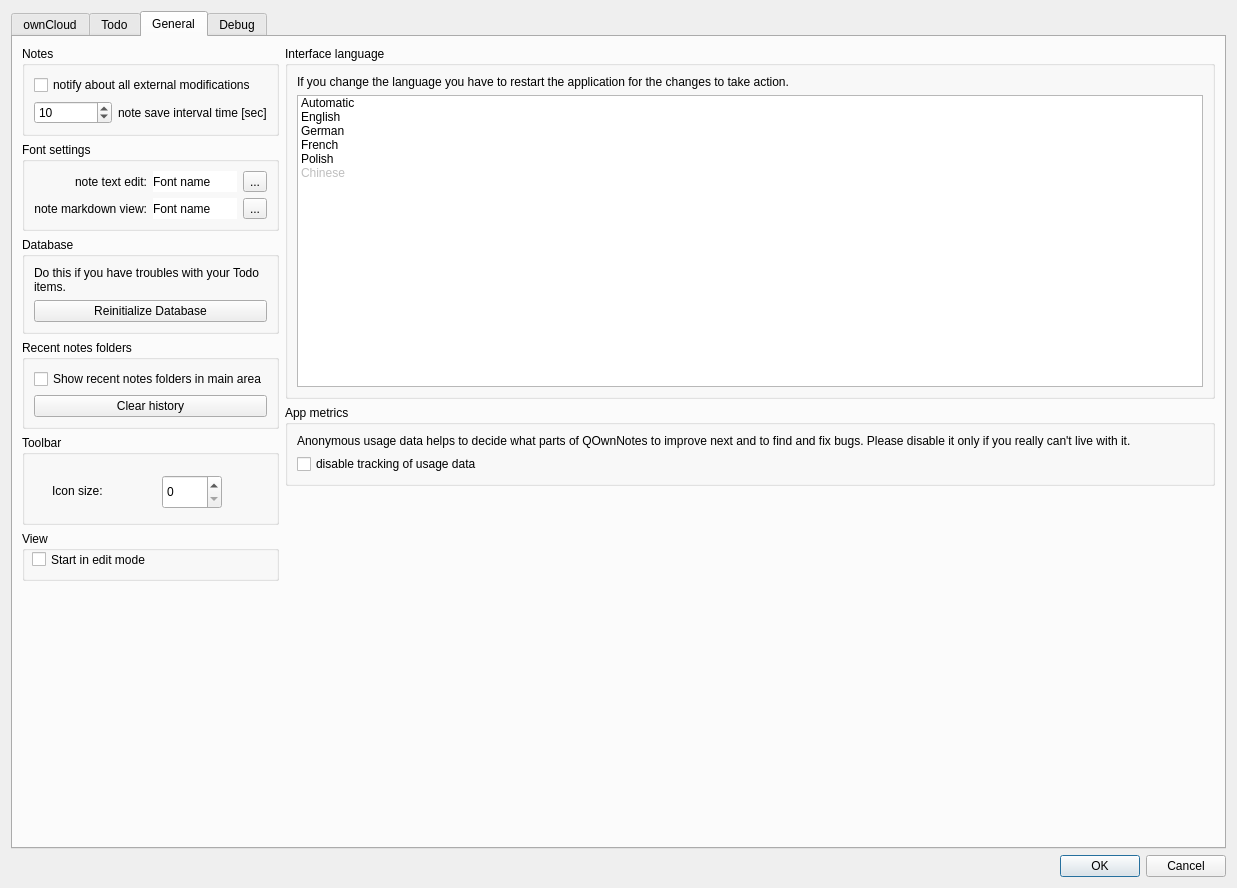
First picture: the form in src/dialogs/settingsdialog.ui, repository pbek/QOwnNotes, before the edit.
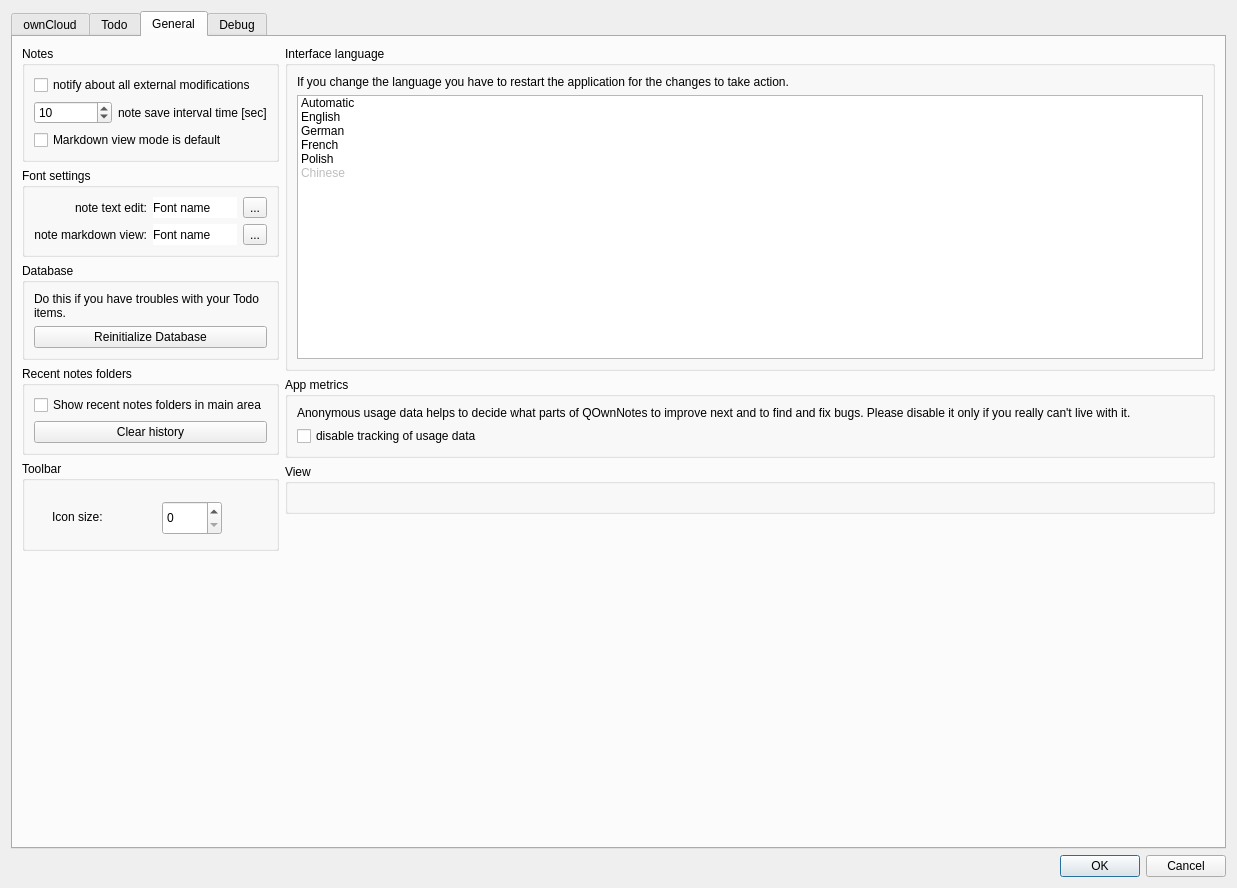
Second picture: the form after the edit. Icons and pictures are not drawn. Custom widgets are drawn as their Qt base class.

Commit message: did some rework on the markdown view mode pull request

Patch:
```diff
--- a/src/dialogs/settingsdialog.ui
+++ b/src/dialogs/settingsdialog.ui
@@ -631,7 +631,7 @@
         </attribute>
         <layout class="QHBoxLayout" name="horizontalLayout">
          <item>
-          <layout class="QVBoxLayout" name="verticalLayout_4" stretch="0,0,0,0,0,0,0">
+          <layout class="QVBoxLayout" name="verticalLayout_4" stretch="0,0,0,0,0,0">
            <property name="leftMargin">
             <number>0</number>
            </property>
@@ -690,6 +690,13 @@
                 </property>
                </widget>
               </item>
+              <item row="2" column="0" colspan="2">
+               <widget class="QCheckBox" name="markdownDefaultViewModeCheckBox">
+                <property name="text">
+                 <string>Markdown view mode is default</string>
+                </property>
+               </widget>
+              </item>
              </layout>
             </widget>
            </item>
@@ -872,32 +879,6 @@
              </widget>
             </widget>
            </item>
-           <item>
-            <widget class="QGroupBox" name="groupBox_8">
-             <property name="minimumSize">
-              <size>
-               <width>0</width>
-               <height>50</height>
-              </size>
-             </property>
-             <property name="title">
-              <string>View</string>
-             </property>
-             <widget class="QCheckBox" name="defaultViewModeCheckBox">
-              <property name="geometry">
-               <rect>
-                <x>10</x>
-                <y>20</y>
-                <width>210</width>
-                <height>17</height>
-               </rect>
-              </property>
-              <property name="text">
-               <string>Start in edit mode</string>
-              </property>
-             </widget>
-            </widget>
-           </item>
            <item>
             <spacer name="verticalSpacer_5">
              <property name="orientation">
@@ -1033,6 +1014,19 @@
              </layout>
             </widget>
            </item>
+           <item>
+            <widget class="QGroupBox" name="groupBox_8">
+             <property name="minimumSize">
+              <size>
+               <width>0</width>
+               <height>50</height>
+              </size>
+             </property>
+             <property name="title">
+              <string>View</string>
+             </property>
+            </widget>
+           </item>
            <item>
             <spacer name="verticalSpacer_4">
              <property name="orientation">
```
Left out of the diff: 8 changed lines with no effect on the pictures. The commit also changes 4 other files.
